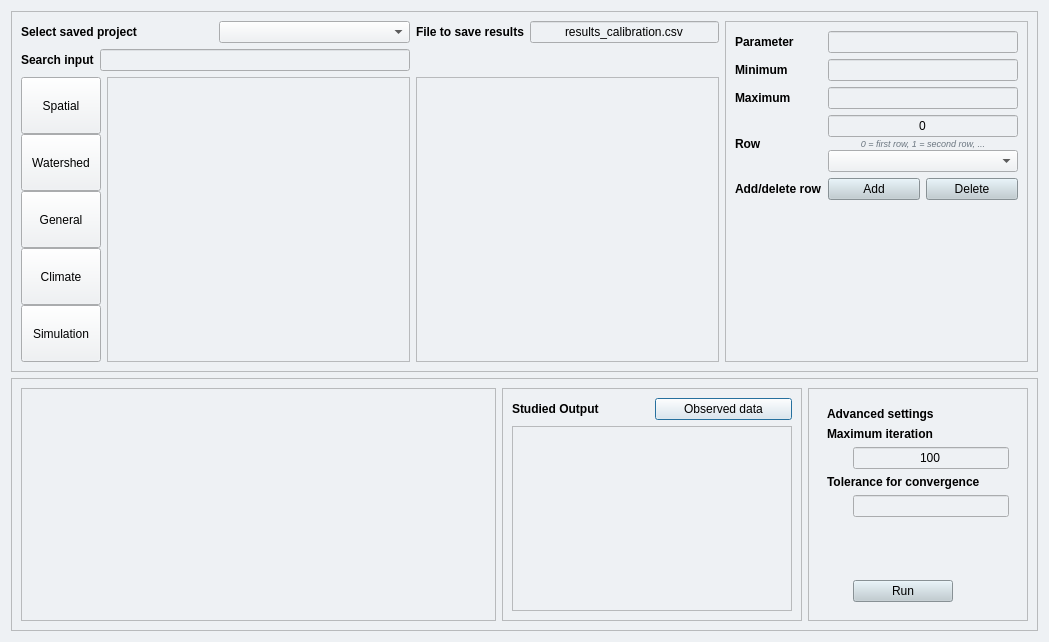
Old version of the form ui/calibration.ui in the repository Inigobarbe/QAnnAGNPS.
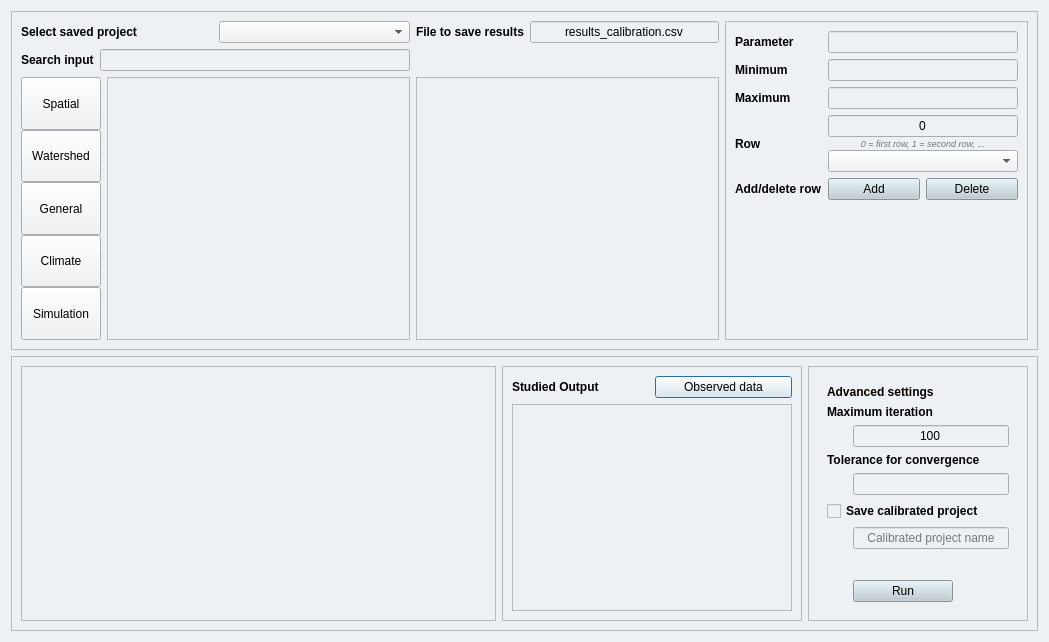
New version of the form.

```diff
--- a/ui/calibration.ui
+++ b/ui/calibration.ui
@@ -187,7 +187,36 @@
               </property>
              </widget>
             </item>
-            <item row="5" column="0">
+            <item row="5" column="0" colspan="2">
+             <widget class="QCheckBox" name="save_calibrated_project">
+              <property name="font">
+               <font>
+                <weight>75</weight>
+                <bold>true</bold>
+               </font>
+              </property>
+              <property name="toolTip">
+               <string>When the calibration finishes, save a new project (with this name) that has the same data as the selected project but with the calibrated inputs and outputs from the best-performing execution. It will show up in every "select project" list afterwards, just like any other saved project.</string>
+              </property>
+              <property name="text">
+               <string>Save calibrated project</string>
+              </property>
+             </widget>
+            </item>
+            <item row="6" column="1">
+             <widget class="QLineEdit" name="calibrated_project_name">
+              <property name="toolTip">
+               <string>Name for the new project that will be created with the calibrated inputs and outputs.</string>
+              </property>
+              <property name="placeholderText">
+               <string>Calibrated project name</string>
+              </property>
+              <property name="alignment">
+               <set>Qt::AlignCenter</set>
+              </property>
+             </widget>
+            </item>
+            <item row="7" column="0">
              <spacer name="verticalSpacer_2">
               <property name="orientation">
                <enum>Qt::Vertical</enum>
@@ -200,7 +229,7 @@
               </property>
              </spacer>
             </item>
-            <item row="6" column="1">
+            <item row="8" column="1">
              <widget class="QPushButton" name="accept">
               <property name="maximumSize">
                <size>
```
